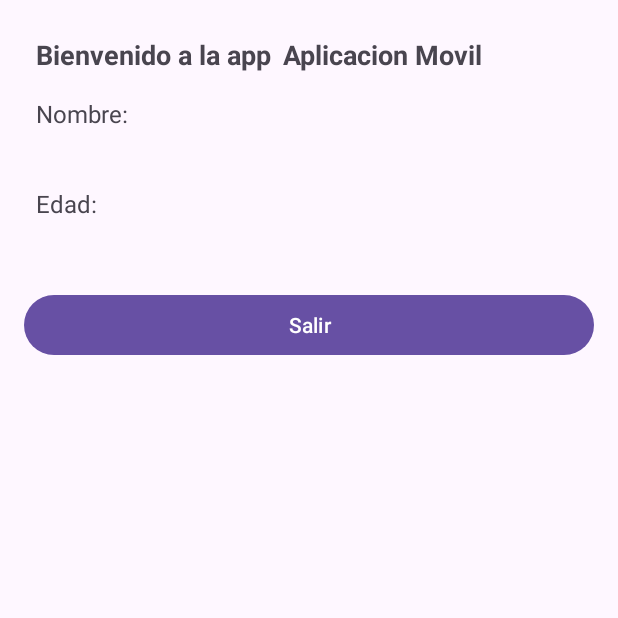
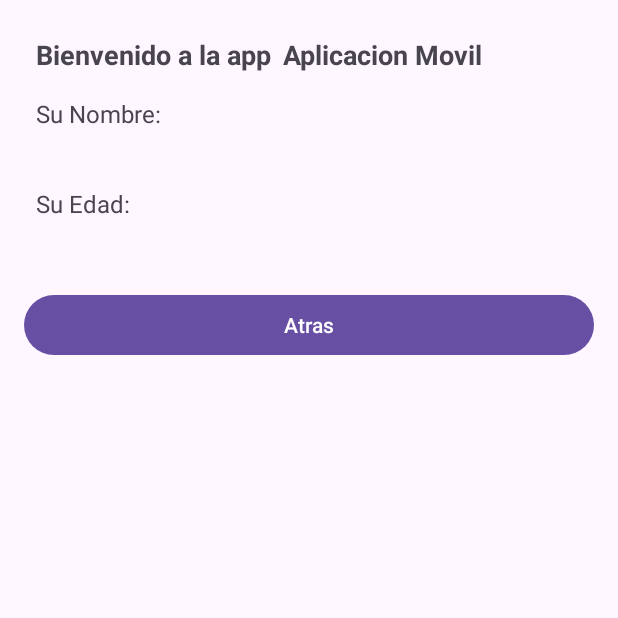
Before and after one commit to szuluaga644/App1, an Android app: the MainActivity2 screen opened directly, with no data from a screen before it, on a phone screen of 412 x 824 dp, the top half of it. Run offline under Robolectric (Android 15) with nearby library versions, the phone set to English and light mode, and no system bars; 1 statement that could not run was skipped.

Commit message:
Cambios boton guardar y boton atras en main 2

```diff
--- a/app/src/main/java/com/example/myapplication/MainActivity.java
+++ b/app/src/main/java/com/example/myapplication/MainActivity.java
@@ -6,6 +6,7 @@ import android.util.Log;
 import android.view.View;
 import android.widget.Button;
 import android.widget.EditText;
+import android.widget.Toast;
 
 import androidx.activity.EdgeToEdge;
 import androidx.appcompat.app.AppCompatActivity;
@@ -41,7 +42,9 @@ public class MainActivity extends AppCompatActivity {
                 nombreUsuario = ingresarUsuario.getText().toString();
                 edadUsuario = ingresarEdad.getText().toString();
 
-                Log.d(TAG, "Nombre guardado: " + nombreUsuario + ", Edad guardada: " + edadUsuario);
+                guardar.setText("Datos Guardados");
+
+                Toast.makeText(getApplicationContext(), "Datos guardados correctamente", Toast.LENGTH_SHORT).show();
             }
         });
     }
@@ -67,7 +70,7 @@ public class MainActivity extends AppCompatActivity {
         super.onResume();
 
         Log.d(TAG,"Estoy en el onResume");
-        //poner mensaje en pantalla
+
         salir.setOnClickListener(new View.OnClickListener() {
             @Override
             public void onClick(View view) {
--- a/app/src/main/res/layout/activity_main2.xml
+++ b/app/src/main/res/layout/activity_main2.xml
@@ -44,7 +44,7 @@
             android:layout_width="match_parent"
             android:layout_height="wrap_content"
             android:textSize="16sp"
-            android:text="Nombre: "
+            android:text="Su Nombre: "
             android:paddingBottom="8dp"/>
 
         <TextView
@@ -59,7 +59,7 @@
             android:layout_width="match_parent"
             android:layout_height="wrap_content"
             android:textSize="16sp"
-            android:text="Edad: "
+            android:text="Su Edad: "
             android:paddingBottom="8dp"/>
 
         <TextView
@@ -76,11 +76,11 @@
         android:orientation="horizontal"
         android:layout_weight="3">
     <Button
-        android:id="@+id/btnSalir"
+        android:id="@+id/btnAtras"
         android:layout_width="0dp"
         android:layout_height="wrap_content"
         android:layout_weight="1"
-        android:text="@string/salir"/>
+        android:text="@string/atras"/>
     </LinearLayout>
 
 </LinearLayout>
--- a/app/src/main/res/values/strings.xml
+++ b/app/src/main/res/values/strings.xml
@@ -10,4 +10,5 @@
     <string name="salir">Salir</string>
     <string name="edad">Edad</string>
     <string name="ingreseEdad">Ingrese su edad</string>
+    <string name="atras">Atras</string>
 </resources>
```
